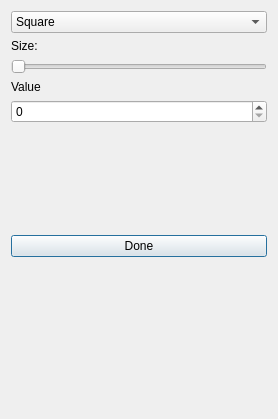
This is fredo/gui/brush_dialog.ui in fredo-editor/FreDo as Qt 5 draws it before an edit. The edited form follows.
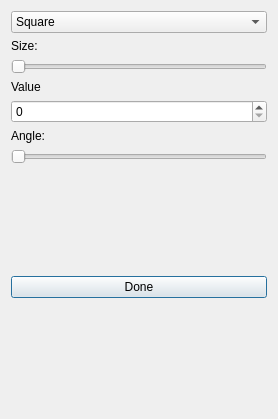
This is the edited form.

Commit message: Added angle to brush

Diff of the .ui file:
```diff
--- a/fredo/gui/brush_dialog.ui
+++ b/fredo/gui/brush_dialog.ui
@@ -68,6 +68,23 @@
        </property>
       </widget>
      </item>
+     <item>
+      <widget class="QLabel" name="label_3">
+       <property name="text">
+        <string>Angle:</string>
+       </property>
+      </widget>
+     </item>
+     <item>
+      <widget class="QSlider" name="angle_slider">
+       <property name="maximum">
+        <number>360</number>
+       </property>
+       <property name="orientation">
+        <enum>Qt::Horizontal</enum>
+       </property>
+      </widget>
+     </item>
      <item>
       <layout class="QHBoxLayout" name="horizontalLayout_2">
        <item>
```
Left out of the diff: 2 changed lines with no effect on the pictures. The commit also changes 4 other files.
